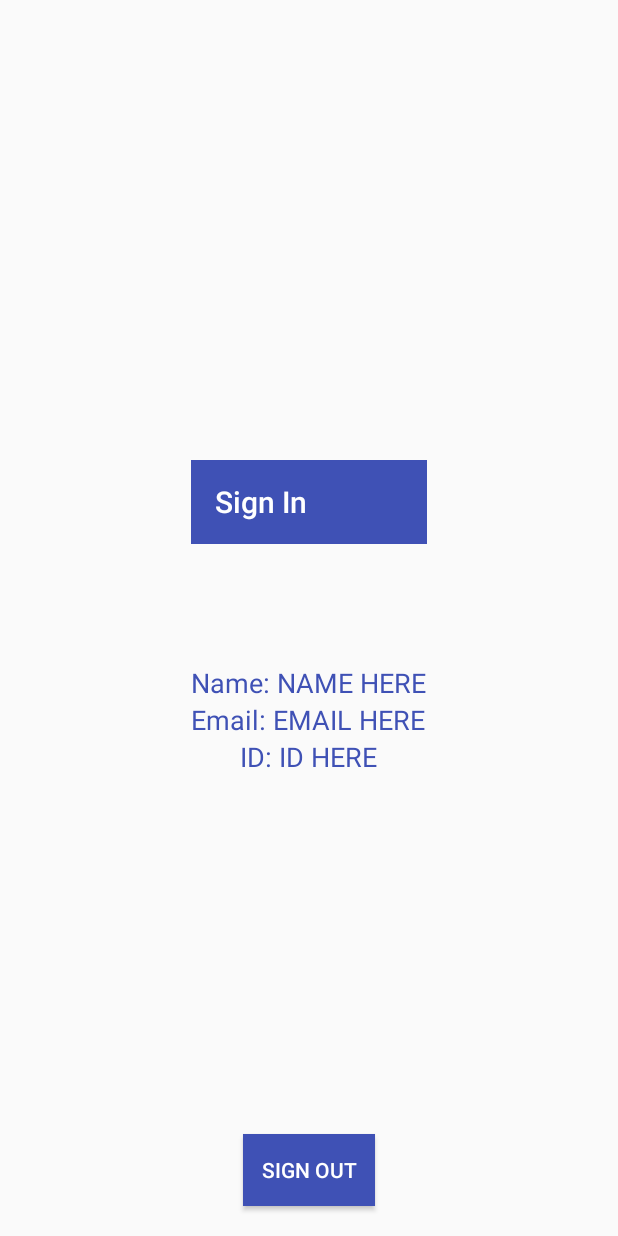
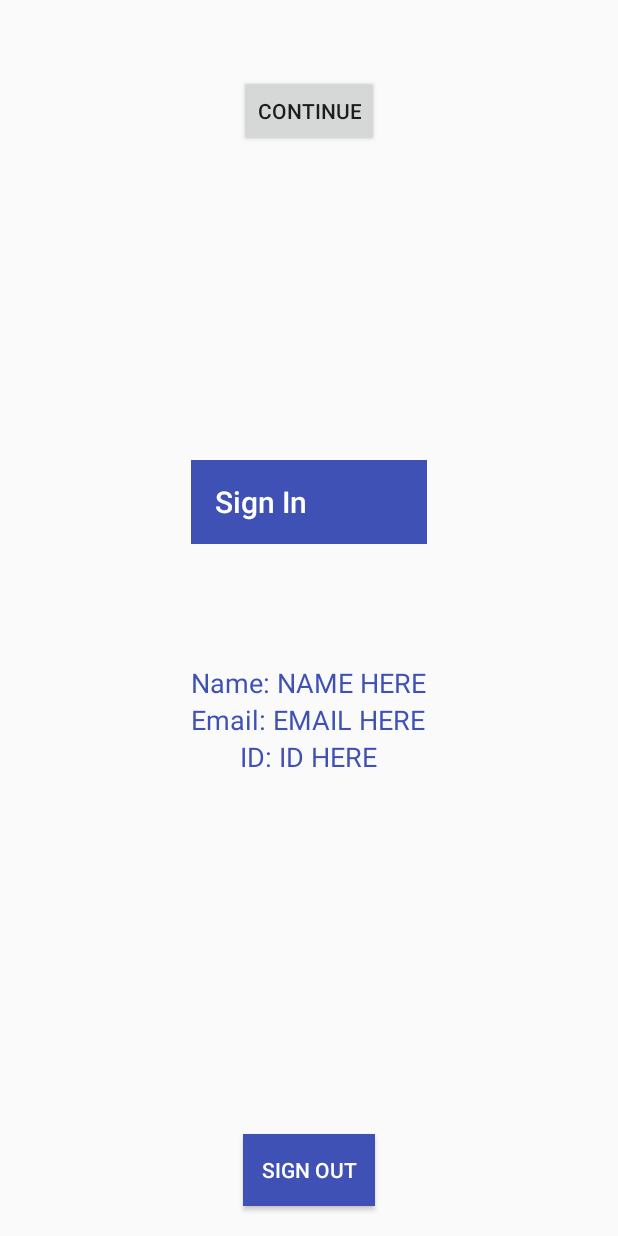
Before and after one commit to WilliamBonvini/NotesBites, an Android app: the SignInPart2Activity screen opened directly, with no data from a screen before it, on a phone screen of 412 x 824 dp. Run offline under Robolectric (Android 15) with nearby library versions, the light colour scheme and no system bars; pictures from the network do not load.

Commit message:
login and button to continue

```diff
--- a/app/src/main/java/com/waldo/notesbites/SignInPart2Activity.java
+++ b/app/src/main/java/com/waldo/notesbites/SignInPart2Activity.java
@@ -89,4 +89,9 @@
                     }
                 });
     }
+
+    public void startHomepageActivity(View view) {
+        Intent intent = new Intent(SignInPart2Activity.this, HomepageActivity.class);
+        startActivity(intent);
+    }
 }
--- a/app/src/main/res/layout/activity_signin_part2.xml
+++ b/app/src/main/res/layout/activity_signin_part2.xml
@@ -61,4 +61,13 @@
         android:background="@color/colorPrimary"
         android:textColor="#fff"/>
 
+    <Button
+        android:id="@+id/button"
+        android:layout_width="wrap_content"
+        android:layout_height="wrap_content"
+        android:text="Continue"
+        android:layout_centerHorizontal="true"
+        android:layout_marginTop="50dp"
+        android:onClick="startHomepageActivity"/>
+
 </RelativeLayout>
```
